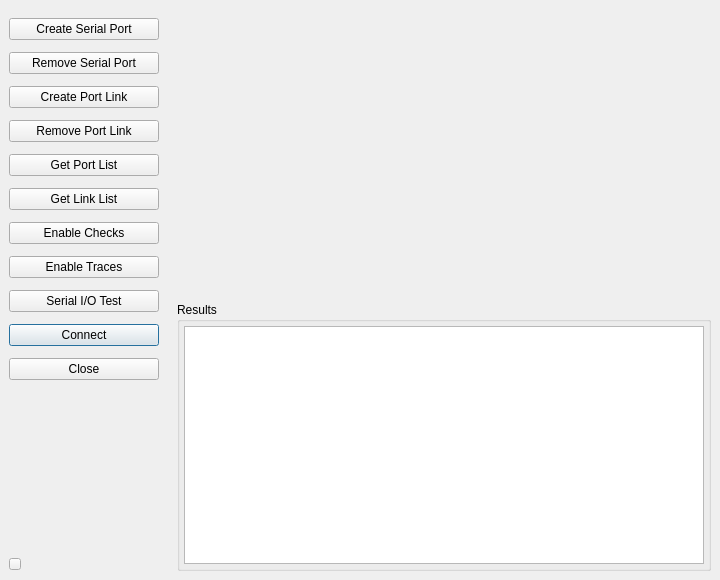
The window that VSPClient/ui/vscmainwindow.ui (britus/VSPClient) describes before a commit, drawn with Qt 5.
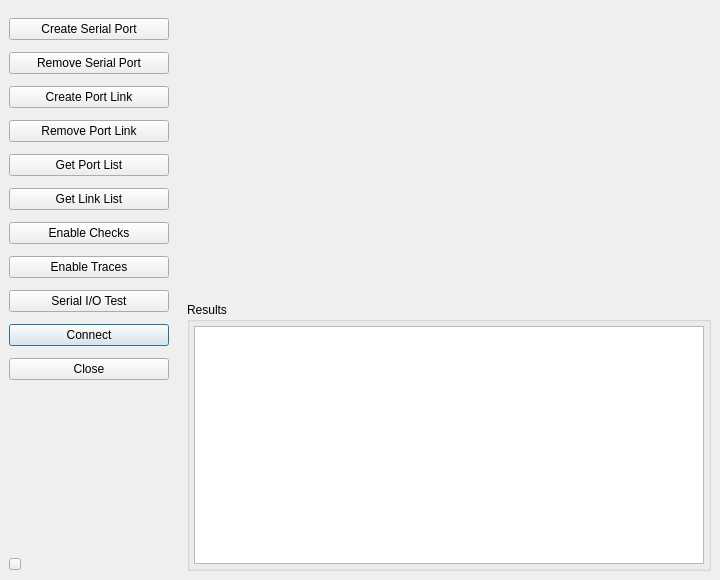
The same window after the commit. Icons and pictures are not drawn. Custom widgets are drawn as their Qt base class.

Commit message: nav bar with

```diff
--- a/VSPClient/ui/vscmainwindow.ui
+++ b/VSPClient/ui/vscmainwindow.ui
@@ -36,6 +36,12 @@
         <verstretch>0</verstretch>
        </sizepolicy>
       </property>
+      <property name="minimumSize">
+       <size>
+        <width>160</width>
+        <height>0</height>
+       </size>
+      </property>
       <layout class="QVBoxLayout" name="verticalLayout_2">
        <property name="spacing">
         <number>12</number>
```
Left out of the diff: 18 changed lines with no effect on the pictures.
